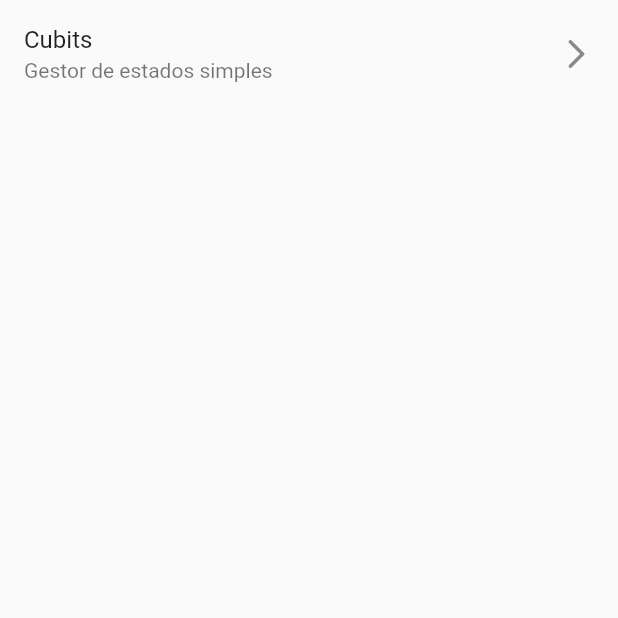
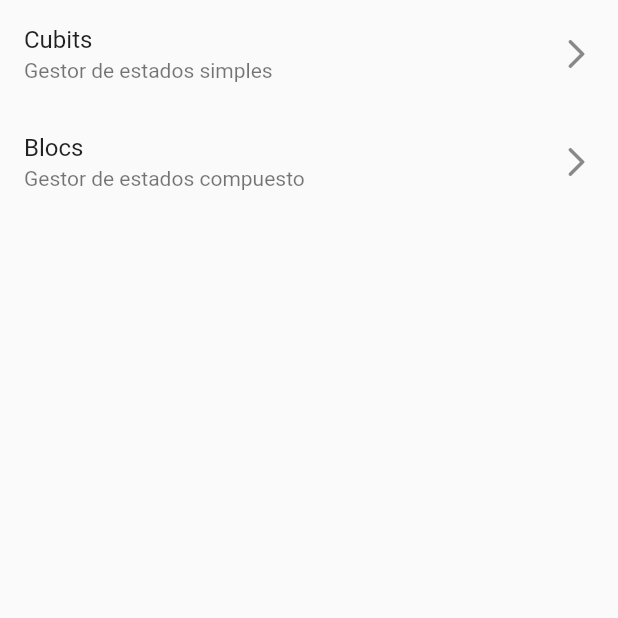
Before and after one commit to Hjuanma/formas_app, a Flutter app: the screen it shows after launch, on a phone screen of 412 x 824 dp, the top half of it. Run offline on Flutter 3.47's test engine with Material 2 defaults, Android fonts, the phone set to English and light mode, and no system bars; our stand-ins replace equatable, flutter_bloc, go_router.

Commit message:
Counter bloc added

```diff
--- a/lib/config/router/app_router.dart
+++ b/lib/config/router/app_router.dart
@@ -10,4 +10,8 @@ final appRouter = GoRouter(routes: [
     path: '/cubits',
     builder: (context, state) => const CubitCounterScreen(),
   ),
+  GoRoute(
+    path: '/blocs',
+    builder: (context, state) => const BlocCounterScreen(),
+  ),
 ]);
--- a/lib/presentation/screens/home_screen.dart
+++ b/lib/presentation/screens/home_screen.dart
@@ -14,7 +14,13 @@ class HomeScreen extends StatelessWidget {
             subtitle: const Text("Gestor de estados simples"),
             trailing: const Icon(Icons.arrow_forward_ios_rounded),
             onTap: () => {context.push("/cubits")},
-          )
+          ),
+          ListTile(
+            title: const Text("Blocs"),
+            subtitle: const Text("Gestor de estados compuesto"),
+            trailing: const Icon(Icons.arrow_forward_ios_rounded),
+            onTap: () => {context.push("/blocs")},
+          ),
         ],
       ),
     );
--- a/lib/presentation/screens/screens.dart
+++ b/lib/presentation/screens/screens.dart
@@ -1,3 +1,3 @@
 export 'home_screen.dart';
 export 'cubits/cubit_counter_screen.dart';
-export 'cubits/bloc_counter_screen.dart';
+export 'blocs/bloc_counter_screen.dart';
```
Also changed, not shown: lib/presentation/blocs/counter_bloc/counter_bloc.dart (added, +15 -0 lines), lib/presentation/blocs/counter_bloc/counter_event.dart (added, +10 -0 lines), lib/presentation/blocs/counter_bloc/counter_state.dart (added, +15 -0 lines), lib/presentation/screens/blocs/bloc_counter_screen.dart (renamed from lib/presentation/screens/cubits/bloc_counter_screen.dart).
